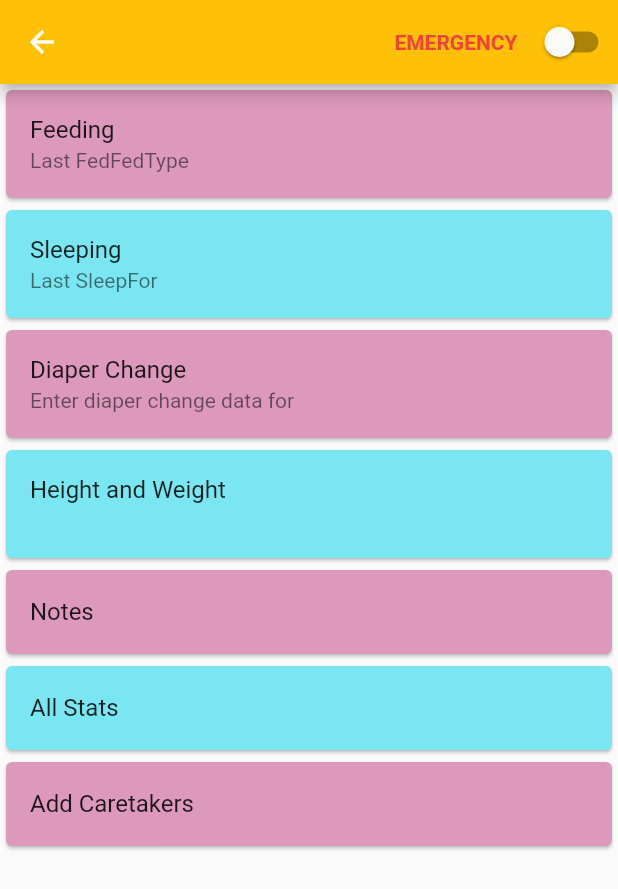
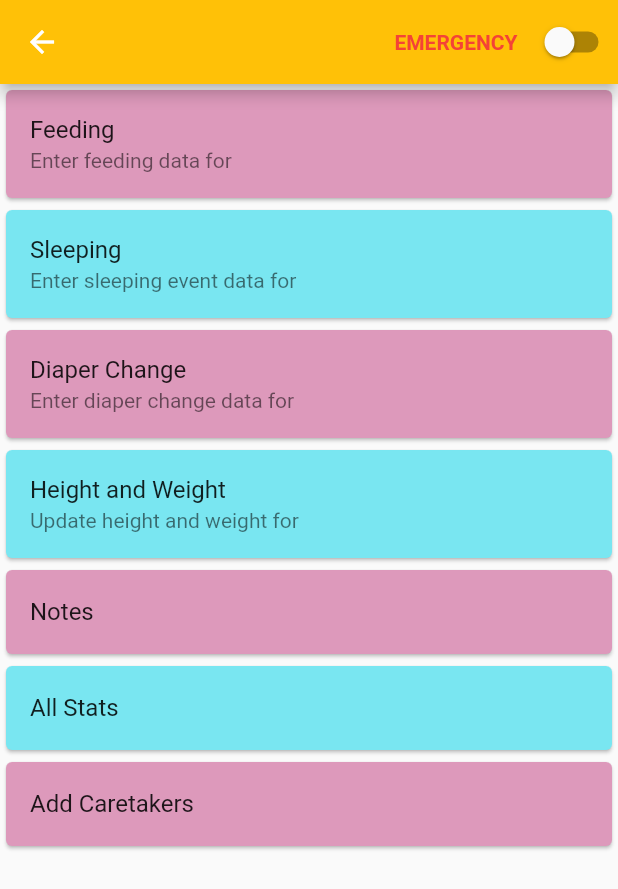
Before and after one commit to ErikV1999/Baby-Tracker, a Flutter app: the BabyMenu screen opened directly with empty values, on a phone screen of 412 x 824 dp. Shown: the top 889 px of the screen. Run offline on Flutter 3.47's test engine with Material 2 defaults, Android fonts, the phone set to English and light mode, and no system bars; our stand-ins replace cloud_firestore, file_picker, firebase_auth, firebase_core, firebase_storage, fl_chart and 1 more; accounts and stored records are empty.

Commit message:
Replaced subtitles in baby menu
Wasn't a feature we needed so i just changed them all to look like the diaper change

```diff
--- a/lib/screens/baby_menu.dart
+++ b/lib/screens/baby_menu.dart
@@ -96,9 +96,8 @@ class _BabyMenuState extends State<BabyMenu> {
               title: Text("Feeding"),
               subtitle: Row(
                 children: [
-                  Text("Last Fed"),
-                  Text("Fed"),
-                  Text("Type")
+                  Text("Enter feeding data for "),
+                  Text(baby["Name"]),
                 ]
               ),
               onTap: (){
@@ -115,8 +114,8 @@ class _BabyMenuState extends State<BabyMenu> {
                   title: Text("Sleeping"),
                   subtitle: Row(
                       children: [
-                        Text("Last Sleep"),
-                        Text("For")
+                        Text("Enter sleeping event data for "),
+                        Text(baby["Name"]),
                       ]
                   ),
                   onTap: () {
@@ -153,9 +152,8 @@ class _BabyMenuState extends State<BabyMenu> {
                   title: Text("Height and Weight"),
                   subtitle: Row(
                       children: [
-                        //Text("Last Changed"),
-                        //Text("Pooped"),
-                        //Text("Peed")
+                        Text("Update height and weight for "),
+                        Text(baby["Name"]),
                       ]
                   ),
                   onTap: () {
```
